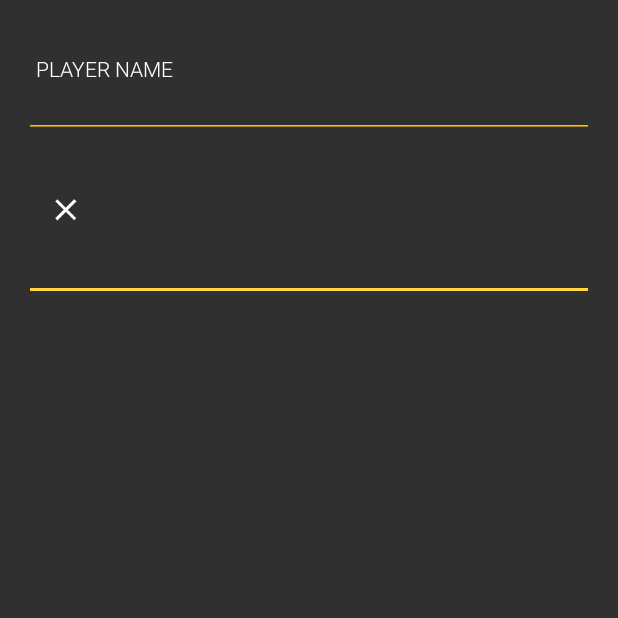
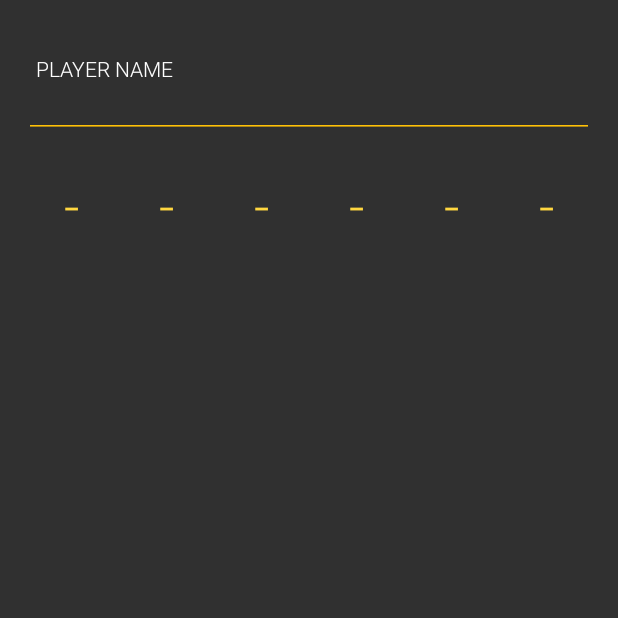
Before and after one commit to clocksmith/monster-board-android, an Android app: the screen it shows after launch (StartActivity), after a tap on "JOIN GAME", on a phone screen of 412 x 824 dp, the top half of it. Run offline under Robolectric (Android 15) with nearby library versions, the phone set to English and light mode, and no system bars; libraries missing offline, so code that uses them is left out: com.firebase.client, com.squareup.otto; 5 statements that could not run were skipped.

```diff
--- a/app/build.gradle
+++ b/app/build.gradle
@@ -28,8 +28,8 @@ android {
 dependencies {
     compile fileTree(dir: 'libs', include: ['*.jar'])
 
-    compile 'com.android.support:appcompat-v7:22.1.1'
-    compile 'com.android.support:support-v4:22.1.1'
+    compile 'com.android.support:appcompat-v7:22.2.0'
+    compile 'com.android.support:support-v4:22.2.0'
     compile 'com.android.support:recyclerview-v7:21.0.3'
 
     compile 'com.firebase:firebase-client-android:2.2.4'
@@ -37,5 +37,7 @@ dependencies {
     compile 'com.melnykov:floatingactionbutton:1.1.0'
     compile 'com.squareup:otto:1.3.6'
 
+    compile 'jp.wasabeef:recyclerview-animators:1.2.0@aar'
+
     compile 'me.philio:pinentryview:1.0.5'
 }
--- a/app/src/main/AndroidManifest.xml
+++ b/app/src/main/AndroidManifest.xml
@@ -11,7 +11,8 @@
         <activity
             android:name=".start.StartActivity"
             android:label="@string/app_name"
-            android:theme="@style/ScoreboardTheme">
+            android:theme="@style/ScoreboardTheme"
+            android:noHistory="true">
             <intent-filter>
                 <action android:name="android.intent.action.MAIN" />
 
@@ -21,7 +22,8 @@
 
         <activity
             android:name=".room.RoomActivity"
-            android:theme="@style/ScoreboardTheme">
+            android:theme="@style/ScoreboardTheme"
+            android:noHistory="true">
         </activity>
     </application>
 
--- a/app/src/main/java/com/gamesmith/scoreboard/common/Constants.java
+++ b/app/src/main/java/com/gamesmith/scoreboard/common/Constants.java
@@ -9,8 +9,10 @@ public class Constants {
 
   public static final int DEFAULT_ANIMATION_TIME_MILLIS = 350;
 
-  public static final int MIN_PIN = 100000;
-  public static final int MAX_PIN = 999999;
+  // TODO(clocksmith): Delete MIN_ROOM_NUMBER and MAX_ROOM_NUMBER and make them a function of MIN_ROOM_NUMBER.
+  public static final int NUM_ROOM_NUMBER_DIGITS = 6;
+  public static final int MIN_ROOM_NUMBER = 100000;
+  public static final int MAX_ROOM_NUMBER = 999999;
 
   public static final String ROOM_NUMBER = "playerName";
   public static final String PLAYER_ID = "playerId";
--- a/app/src/main/java/com/gamesmith/scoreboard/firebase/FirebaseUtils.java
+++ b/app/src/main/java/com/gamesmith/scoreboard/common/firebase/FirebaseUtils.java
@@ -1,4 +1,4 @@
-package com.gamesmith.scoreboard.firebase;
+package com.gamesmith.scoreboard.common.firebase;
 
 import com.firebase.client.Firebase;
 
--- a/app/src/main/java/com/gamesmith/scoreboard/firebase/Player.java
+++ b/app/src/main/java/com/gamesmith/scoreboard/common/firebase/Player.java
@@ -1,4 +1,4 @@
-package com.gamesmith.scoreboard.firebase;
+package com.gamesmith.scoreboard.common.firebase;
 
 /**
  * Created by clocksmith on 5/25/15.
--- a/app/src/main/java/com/gamesmith/scoreboard/room/UserRecyclerViewAdapter.java
+++ b/app/src/main/java/com/gamesmith/scoreboard/room/UserRecyclerViewAdapter.java
@@ -1,13 +1,12 @@
 package com.gamesmith.scoreboard.room;
 
 import android.support.v7.widget.RecyclerView;
-import android.util.Log;
 import android.view.LayoutInflater;
 import android.view.View;
 import android.view.ViewGroup;
 
 import com.gamesmith.scoreboard.R;
-import com.gamesmith.scoreboard.firebase.Player;
+import com.gamesmith.scoreboard.common.firebase.Player;
 
 import java.util.List;
 
--- a/app/src/main/java/com/gamesmith/scoreboard/room/UserRecyclerViewHolder.java
+++ b/app/src/main/java/com/gamesmith/scoreboard/room/UserRecyclerViewHolder.java
@@ -9,7 +9,7 @@ import android.widget.TextView;
 import com.gamesmith.scoreboard.R;
 import com.gamesmith.scoreboard.common.ScoreboardNumberPicker;
 import com.gamesmith.scoreboard.common.Monster;
-import com.gamesmith.scoreboard.firebase.Player;
+import com.gamesmith.scoreboard.common.firebase.Player;
 
 /**
  * Created by clocksmith on 5/25/15.
--- a/app/src/main/java/com/gamesmith/scoreboard/start/CreateOrJoinView.java
+++ b/app/src/main/java/com/gamesmith/scoreboard/start/CreateOrJoinView.java
@@ -4,15 +4,11 @@ import android.animation.AnimatorSet;
 import android.animation.ObjectAnimator;
 import android.app.Activity;
 import android.content.Context;
-import android.text.Editable;
-import android.text.TextWatcher;
 import android.util.AttributeSet;
-import android.util.Log;
 import android.view.LayoutInflater;
 import android.view.View;
 import android.view.ViewTreeObserver;
 import android.widget.Button;
-import android.widget.EditText;
 import android.widget.FrameLayout;
 import android.widget.ImageView;
 import android.widget.LinearLayout;
@@ -30,14 +26,6 @@ public class CreateOrJoinView extends FrameLayout {
 
   public class CreateButtonClickedEvent {}
 
-  public class RoomNumberInputFinishedEvent {
-    public final int roomNumber;
-
-    public RoomNumberInputFinishedEvent(int roomNumber) {
-      this.roomNumber = roomNumber;
-    }
-  }
-
   private Context mContext;
   private boolean mIsRoomNumberInputVisible;
 
@@ -46,7 +34,7 @@ public class CreateOrJoinView extends FrameLayout {
   private Button mJoinButton;
   private FrameLayout mRoomNumberInputContainer;
   private ImageView mCloseIcon;
-  private EditText mRoomNumberInput;
+  private RoomNumberInput mRoomNumberInput;
 
   public CreateOrJoinView(Context context) {
     this(context, null);
@@ -69,8 +57,8 @@ public class CreateOrJoinView extends FrameLayout {
     mCreateButton = (Button) view.findViewById(R.id.view_create_or_join_createButton);
     mJoinButton = (Button) view.findViewById(R.id.view_create_or_join_joinButton);
     mRoomNumberInputContainer = (FrameLayout) view.findViewById(R.id.view_create_or_join_roomNumberInputContainer);
-    mCloseIcon = (ImageView) view.findViewById(R.id.view_create_or_join_closeIcon);
-    mRoomNumberInput = (EditText) view.findViewById(R.id.view_create_or_join_roomNumberInput);
+//    mCloseIcon = (ImageView) view.findViewById(R.id.view_create_or_join_closeIcon);
+    mRoomNumberInput = (RoomNumberInput) view.findViewById(R.id.view_create_or_join_roomNumberInput);
 
     mRoomNumberInputContainer.getViewTreeObserver().addOnGlobalLayoutListener(new ViewTreeObserver.OnGlobalLayoutListener() {
       @Override
@@ -98,55 +86,32 @@ public class CreateOrJoinView extends FrameLayout {
       }
     });
 
-    mCloseIcon.setOnClickListener(new OnClickListener() {
-      @Override
-      public void onClick(View v) {
-        hideRoomNumberInput();
-      }
-    });
-
-    mRoomNumberInput.addTextChangedListener(new TextWatcher() {
-      @Override
-      public void beforeTextChanged(CharSequence s, int start, int count, int after) {}
-
-      @Override
-      public void onTextChanged(CharSequence s, int start, int before, int count) {
-        String inputText = "";
-        if (mRoomNumberInput.getText() != null) {
-          inputText = mRoomNumberInput.getText().toString();
-        }
-        if (inputText.length() == 6) {
-          mRoomNumberInput.setText("");
-          KeyboardUtils.hideKeyboard((Activity) mContext, mRoomNumberInput);
-          try {
-            int roomNumber = Integer.parseInt(inputText);
-            BusProvider.getInstance().post(new RoomNumberInputFinishedEvent(roomNumber));
-          } catch (NumberFormatException e) {
-            Log.e(TAG, "bad number format: " + inputText);
-          }
-        }
-      }
-
-      @Override
-      public void afterTextChanged(Editable s) {}
-    });
+//    mCloseIcon.setOnClickListener(new OnClickListener() {
+//      @Override
+//      public void onClick(View v) {
+//        hideRoomNumberInput();
+//      }
+//    });
   }
 
   public void showStartingState() {
+    mIsRoomNumberInputVisible = false;
     mButtonContainer.setTranslationX(0);
     mRoomNumberInputContainer.setTranslationX(mRoomNumberInputContainer.getWidth());
   }
+
   private void hideRoomNumberInput() {
     mIsRoomNumberInputVisible = false;
-    KeyboardUtils.hideKeyboard((Activity) mContext, mRoomNumberInput);
+    KeyboardUtils.hideKeyboard((Activity) mContext, mRoomNumberInput.getEditText());
     animate(-mButtonContainer.getWidth(), 0, 0, mRoomNumberInputContainer.getWidth());
   }
 
   private void showRoomNumberInput() {
     mIsRoomNumberInputVisible = true;
+    mRoomNumberInput.requestFocus();
+    mRoomNumberInput.getEditText().requestFocus();
     KeyboardUtils.forceShowKeyboard((Activity) mContext);
-    mRoomNumberInput.requestFocus();
-    mRoomNumberInput.setText("");
+    mRoomNumberInput.clear();
     animate(0, -mButtonContainer.getWidth(), mRoomNumberInputContainer.getWidth(), 0);
   }
 
--- /dev/null
+++ b/app/src/main/java/com/gamesmith/scoreboard/start/RoomNumberInput.java
@@ -0,0 +1,156 @@
+package com.gamesmith.scoreboard.start;
+
+import android.app.Activity;
+import android.content.Context;
+import android.text.Editable;
+import android.text.InputFilter;
+import android.text.InputType;
+import android.text.TextWatcher;
+import android.util.AttributeSet;
+import android.util.Log;
+import android.util.TypedValue;
+import android.view.Gravity;
+import android.view.View;
+import android.view.ViewGroup;
+import android.widget.EditText;
+import android.widget.FrameLayout;
+import android.widget.LinearLayout;
+import android.widget.TextView;
+
+import com.gamesmith.scoreboard.R;
+import com.gamesmith.scoreboard.common.BusProvider;
+import com.gamesmith.scoreboard.common.Constants;
+import com.gamesmith.scoreboard.common.KeyboardUtils;
+import com.google.common.collect.Lists;
+
+import java.util.List;
+
+/**
+ * Created by clocksmith on 5/29/15.
+ */
+public class RoomNumberInput extends FrameLayout {
+  private static final String TAG = RoomNumberInput.class.getSimpleName();
+
+  public class RoomNumberInputFinishedEvent {
+    public final int roomNumber;
+
+    public RoomNumberInputFinishedEvent(int roomNumber) {
+      this.roomNumber = roomNumber;
+    }
+  }
+
+  private Context mContext;
+  private EditText mEditText;
+  private List<TextView> mDigitFields;
+
+  public RoomNumberInput(Context context) {
+    this(context, null);
+  }
+
+  public RoomNumberInput(Context context, AttributeSet attrs) {
+    this(context, attrs, 0);
+  }
+
+  public RoomNumberInput(Context context, AttributeSet attrs, int defStyleAttr) {
+    super(context, attrs, defStyleAttr);
+
+    mContext = context;
+
+    mDigitFields = Lists.newArrayList();
+    LinearLayout digitFieldContainer = new LinearLayout(mContext);
+    digitFieldContainer.setLayoutParams(
+        new FrameLayout.LayoutParams(LayoutParams.MATCH_PARENT, ViewGroup.LayoutParams.MATCH_PARENT));
+    LinearLayout.LayoutParams digitFieldLayoutParams =
+        new LinearLayout.LayoutParams(0, LinearLayout.LayoutParams.MATCH_PARENT);
+    digitFieldLayoutParams.weight = 1;
+    for (int digitFieldIndex = 0; digitFieldIndex < Constants.NUM_ROOM_NUMBER_DIGITS; digitFieldIndex++) {
+      TextView digitField = new TextView(mContext);
+      digitField.setLayoutParams(digitFieldLayoutParams);
+      digitField.setGravity(Gravity.CENTER);
+      digitField.setTextColor(mContext.getResources().getColor(R.color.accent_color_highlight));
+      digitField.setTextSize(TypedValue.COMPLEX_UNIT_DIP, 36f);
+      digitFieldContainer.addView(digitField);
+      mDigitFields.add(digitField);
+    }
+    this.addView(digitFieldContainer);
+
+    mEditText = new EditText(mContext);
+    LinearLayout.LayoutParams lp = new LinearLayout.LayoutParams(1, 1);
+    mEditText.setLayoutParams(lp);
+    mEditText.setInputType(InputType.TYPE_CLASS_NUMBER);
+    InputFilter[] filterArray = new InputFilter[1];
+    filterArray[0] = new InputFilter.LengthFilter(Constants.NUM_ROOM_NUMBER_DIGITS);
+    mEditText.setFilters(filterArray);
+    this.addView(mEditText, lp);
+
+    mEditText.addTextChangedListener(new TextWatcher() {
+      @Override
+      public void beforeTextChanged(CharSequence s, int start, int count, int after) {
+      }
+
+      @Override
+      public void onTextChanged(CharSequence s, int start, int before, int count) {
+        Log.e(TAG, "onTextChanged: " + s);
+        String text = getText();
+        Log.e(TAG, "text: " + text);
+        setDisplayText(text);
+        if (text.length() == 6) {
+          KeyboardUtils.hideKeyboard((Activity) mContext, mEditText);
+          try {
+            int roomNumber = Integer.parseInt(text);
+            BusProvider.getInstance().post(new RoomNumberInputFinishedEvent(roomNumber));
+          } catch (NumberFormatException e) {
+            Log.e(TAG, "bad number format: " + text);
+          }
+        }
+      }
+
+      @Override
+      public void afterTextChanged(Editable s) {
+      }
+    });
+
+    digitFieldContainer.setOnClickListener(new OnClickListener() {
+      @Override
+      public void onClick(View v) {
+        mEditText.requestFocus();
+        KeyboardUtils.forceShowKeyboard((Activity) mContext);
+      }
+    });
+  }
+
+  public EditText getEditText() {
+    return mEditText;
+  }
+
+  public void clear() {
+    mEditText.setText("");
+    setDisplayText("");
+  }
+
+  private void setDisplayText(String text) {
+    char[] charArray = text.toCharArray();
+    for (int charIndex = 0; charIndex < Constants.NUM_ROOM_NUMBER_DIGITS; charIndex++) {
+      if (charIndex < charArray.length) {
+        char c = charArray[charIndex];
+        if (Character.isDigit(c)) {
+          mDigitFields.get(charIndex).setText(String.valueOf(Character.isDigit(c) ? c : 0));
+        }
+      } else {
+        mDigitFields.get(charIndex).setText("-");
+      }
+    }
+  }
+
+  public String getText() {
+    if (mEditText != null) {
+      if (mEditText.getText() != null) {
+        return mEditText.getText().toString();
+      } else {
+        return "";
+      }
+    } else {
+      return null;
+    }
+  }
+}
--- a/app/src/main/java/com/gamesmith/scoreboard/start/StartActivity.java
+++ b/app/src/main/java/com/gamesmith/scoreboard/start/StartActivity.java
@@ -15,8 +15,8 @@ import com.firebase.client.MutableData;
 import com.firebase.client.Transaction;
 import com.firebase.client.ValueEventListener;
 import com.gamesmith.scoreboard.common.Monster;
-import com.gamesmith.scoreboard.firebase.FirebaseUtils;
-import com.gamesmith.scoreboard.firebase.Player;
+import com.gamesmith.scoreboard.common.firebase.FirebaseUtils;
+import com.gamesmith.scoreboard.common.firebase.Player;
 import com.gamesmith.scoreboard.common.BusProvider;
 import com.gamesmith.scoreboard.common.Constants;
 import com.gamesmith.scoreboard.R;
@@ -38,7 +38,8 @@ public class StartActivity extends Activity {
   private int mJoiningPlayerId;
 
   private EditText mPlayerInput;
-  private CreateOrJoinView mCreateOrJoinView;
+
+  ProgressDialog mProgressDialog;
 
   @Override
   protected void onCreate(Bundle savedInstanceState) {
@@ -52,7 +53,6 @@ public class StartActivity extends Activity {
     mRandom = new Random();
 
     mPlayerInput = (EditText) findViewById(R.id.activity_start_playerInput);
-    mCreateOrJoinView = (CreateOrJoinView) findViewById(R.id.activity_start_createOrJoinView);
 
     mPlayerInput.setFilters(new InputFilter[] { new InputFilter.AllCaps() });
 
@@ -68,18 +68,19 @@ public class StartActivity extends Activity {
       @Override
       public void onCancelled(FirebaseError firebaseError) {
         // TODO(clocksmith)
+        Log.w(TAG, "onCancelled()");
       }
     });
   }
 
   @Override
-  protected  void onResume() {
-    super.onResume();
-    mCreateOrJoinView.showStartingState();
+  public void onDestroy() {
+    super.onDestroy();
+    BusProvider.getInstance().unregister(this);
   }
 
   private void createRoom() {
-    final ProgressDialog progressDialog = ProgressDialog.show(this, "Creating room", "hold tight...");
+    mProgressDialog = ProgressDialog.show(this, "Creating room", "hold tight...");
     final int roomNumber = getRandomRoomNumber();
 
     FirebaseUtils.getRooms(mFirebase).runTransaction(new Transaction.Handler() {
@@ -99,7 +100,9 @@ public class StartActivity extends Activity {
 
       @Override
       public void onComplete(FirebaseError firebaseError, boolean committed, DataSnapshot currentData) {
-        progressDialog.dismiss();
+        if (mProgressDialog != null) {
+          mProgressDialog.dismiss();
+        }
         if (committed) {
           startRoomActivity(roomNumber, 0);
         }
@@ -108,7 +111,9 @@ public class StartActivity extends Activity {
   }
 
   private void joinRoom(int roomNumber) {
-    final ProgressDialog progressDialog = ProgressDialog.show(this, "Joining room", "hold tight...");
+    if (!this.isFinishing()) {
+      mProgressDialog = ProgressDialog.show(this, "Joining room", "hold tight...");
+    }
 
     FirebaseUtils.getRoom(mFirebase, roomNumber).runTransaction(new Transaction.Handler() {
       @Override
@@ -124,7 +129,6 @@ public class StartActivity extends Activity {
             }
           }
           mJoiningPlayerId = highestPlayerId + 1;
-          Log.d(TAG, "mJoiningPlayerId: " + mJoiningPlayerId);
 
           currentData.child(String.valueOf(mJoiningPlayerId)).setValue(newPlayer);
           return Transaction.success(currentData);
@@ -136,9 +140,14 @@ public class StartActivity extends Activity {
 
       @Override
       public void onComplete(FirebaseError firebaseError, boolean committed, DataSnapshot currentData) {
-        progressDialog.dismiss();
+        if (mProgressDialog != null) {
+          mProgressDialog.dismiss();
+        }
         if (committed) {
           startRoomActivity(Integer.parseInt(currentData.getKey()), mJoiningPlayerId);
+        } else {
+          // TODO(clocksmith)
+          Log.w(TAG, "not committed");
         }
       }
     });
@@ -155,7 +164,7 @@ public class StartActivity extends Activity {
   }
 
   private int getRandomRoomNumber() {
-    return mRandom.nextInt(Constants.MAX_PIN - Constants.MIN_PIN + 1) + Constants.MIN_PIN;
+    return mRandom.nextInt(Constants.MAX_ROOM_NUMBER - Constants.MIN_ROOM_NUMBER + 1) + Constants.MIN_ROOM_NUMBER;
   }
 
   private Player getNewUser() {
@@ -168,10 +177,12 @@ public class StartActivity extends Activity {
   }
 
   private void startRoomActivity(int roomNumber, int playerId) {
+    Log.d(TAG, "startRoomActivity()");
     Intent intent = new Intent(StartActivity.this, RoomActivity.class);
     intent.putExtra(Constants.ROOM_NUMBER, roomNumber);
     intent.putExtra(Constants.PLAYER_ID, playerId);
     startActivity(intent);
+    finish();
   }
 
   @Subscribe
@@ -180,7 +191,8 @@ public class StartActivity extends Activity {
   }
 
   @Subscribe
-  public void on(CreateOrJoinView.RoomNumberInputFinishedEvent event) {
+  public void on(RoomNumberInput.RoomNumberInputFinishedEvent event) {
+    Log.d(TAG, "on(RoomNumberInput.RoomNumberInputFinishedEvent()");
     joinRoom(event.roomNumber);
   }
 }
--- a/app/src/main/res/layout/activity_room.xml
+++ b/app/src/main/res/layout/activity_room.xml
@@ -16,5 +16,4 @@
       android:layout_width="match_parent"
       android:layout_height="0dp"
       android:layout_weight="3"/>
-
 </LinearLayout>
--- a/app/src/main/res/layout/view_create_or_join.xml
+++ b/app/src/main/res/layout/view_create_or_join.xml
@@ -26,20 +26,17 @@
       android:id="@+id/view_create_or_join_roomNumberInputContainer"
       android:layout_width="match_parent"
       android:layout_height="match_parent">
-    <EditText
+    <com.gamesmith.scoreboard.start.RoomNumberInput
         android:id="@+id/view_create_or_join_roomNumberInput"
         android:layout_width="match_parent"
         android:layout_height="wrap_content"
-        android:layout_gravity="center"
-        android:gravity="center"
-        android:maxLength="6"
-        android:inputType="number"/>
-    <ImageView
-        android:id="@+id/view_create_or_join_closeIcon"
-        android:src="@drawable/ic_action_close"
-        android:layout_width="@dimen/button_height"
-        android:layout_height="@dimen/button_height"
-        android:layout_gravity="start"
-        android:padding="@dimen/icon_padding"/>
+        android:gravity="center"/>
+    <!--<ImageView-->
+        <!--android:id="@+id/view_create_or_join_closeIcon"-->
+        <!--android:src="@drawable/ic_action_close"-->
+        <!--android:layout_width="@dimen/button_height"-->
+        <!--android:layout_height="@dimen/button_height"-->
+        <!--android:layout_gravity="start"-->
+        <!--android:padding="@dimen/icon_padding"/>-->
   </FrameLayout>
 </FrameLayout>
--- a/app/src/main/res/values/dimens.xml
+++ b/app/src/main/res/values/dimens.xml
@@ -10,6 +10,8 @@
   <dimen name="icon_padding">16dp</dimen>
   <dimen name="spinner_item_dropdown_height">80dp</dimen>
 
+  <dimen name="room_number_input_text_size">30dp</dimen>
+
   <dimen name="main_user_card_height">400dp</dimen>
 
   <dimen name="list_item_user_height">200dp</dimen>
--- a/build.gradle
+++ b/build.gradle
@@ -5,7 +5,7 @@ buildscript {
         jcenter()
     }
     dependencies {
-        classpath 'com.android.tools.build:gradle:1.2.2'
+        classpath 'com.android.tools.build:gradle:1.2.3'
 
         // NOTE: Do not place your application dependencies here; they belong
         // in the individual module build.gradle files
```
Also changed, not shown: app/src/main/java/com/gamesmith/scoreboard/common/KeyboardUtils.java (+8 -8 lines), app/src/main/java/com/gamesmith/scoreboard/common/ScoreboardNumberPicker.java (+0 -11 lines), app/src/main/java/com/gamesmith/scoreboard/room/RoomActivity.java (+28 -17 lines), 1 other file.
